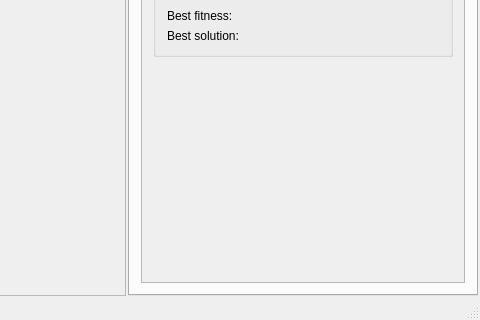
poncovka/particle-swarm-optimization-demo, file pso/mainwindow.ui: the form before one commit; both pictures show x 690 to 1170 and y 445 to 765 of the 1170 by 765 pixel window.
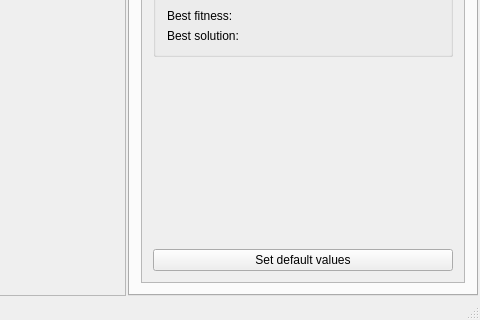
The form after the commit. The open tabs and pages were chosen to show the change. Custom widgets are drawn as their Qt base class.

Patch:
```diff
--- a/pso/mainwindow.ui
+++ b/pso/mainwindow.ui
@@ -310,7 +310,7 @@
               </item>
              </layout>
             </item>
-            <item row="4" column="0">
+            <item row="7" column="0">
              <spacer name="verticalSpacer">
               <property name="orientation">
                <enum>Qt::Vertical</enum>
@@ -376,6 +376,17 @@
               </layout>
              </widget>
             </item>
+            <item row="8" column="0">
+             <layout class="QVBoxLayout" name="verticalLayout">
+              <item>
+               <widget class="QPushButton" name="button_default">
+                <property name="text">
+                 <string>Set default values</string>
+                </property>
+               </widget>
+              </item>
+             </layout>
+            </item>
            </layout>
           </widget>
          </widget>
```
Left out of the diff: 12 changed lines with no effect on the pictures.
